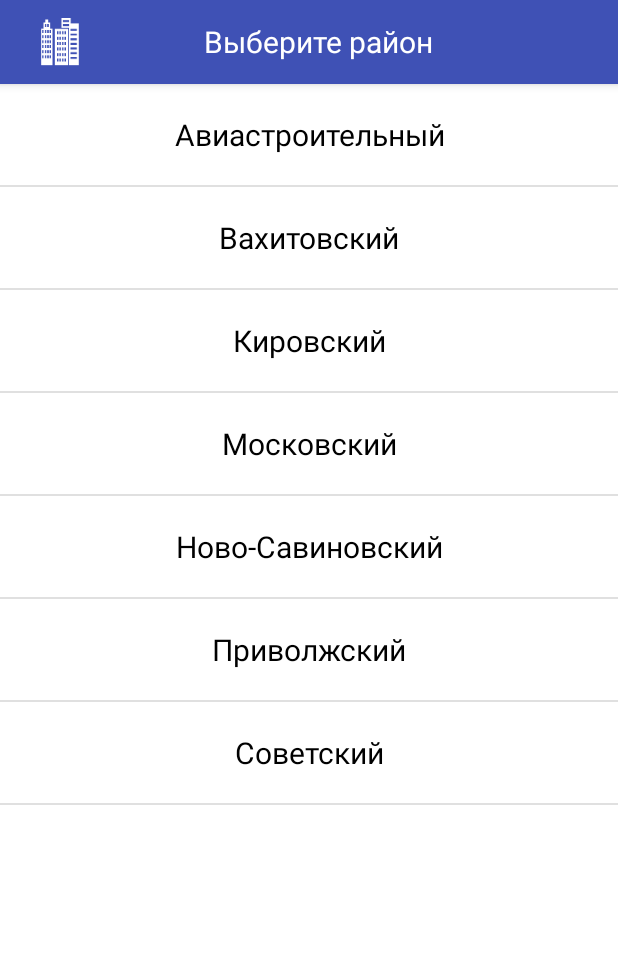
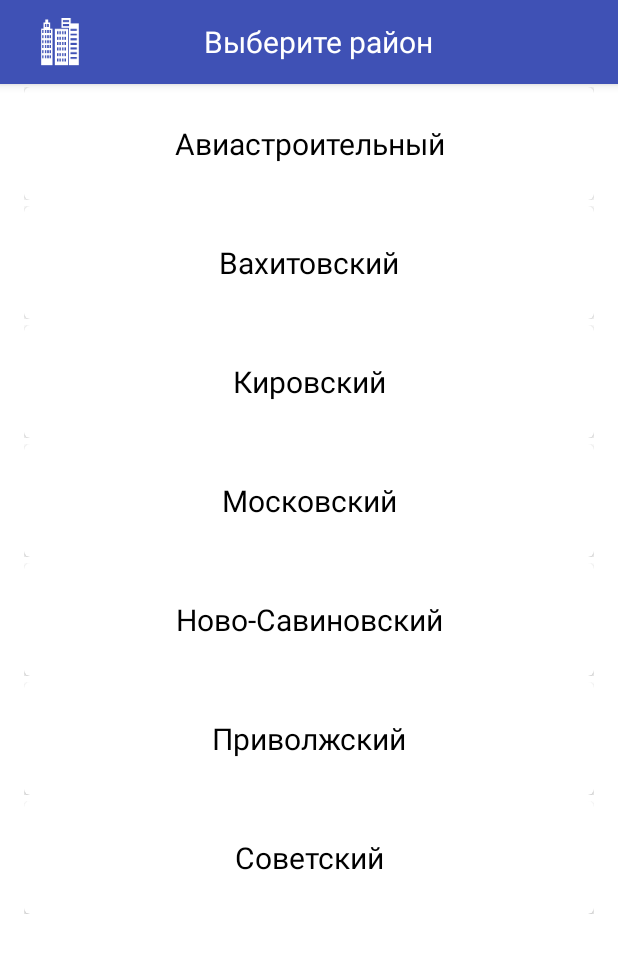
Before and after one commit to ayrat-playground/oxygen, an Android app: the screen it shows after launch (DistrictActivity), on a phone screen of 412 x 824 dp. Shown: the top 953 px of the screen. Run offline under Robolectric (Android 15) with nearby library versions, the phone set to English and light mode, and no system bars.

Commit message:
В выборе районов ListView изменен на RecycleView с CardView

```diff
--- a/app/src/main/java/com/badykov/ayrat/swkazan/DistrictActivity.java
+++ b/app/src/main/java/com/badykov/ayrat/swkazan/DistrictActivity.java
@@ -4,6 +4,8 @@ import android.content.Intent;
 import android.support.v7.app.ActionBar;
 import android.support.v7.app.ActionBarActivity;
 import android.os.Bundle;
+import android.support.v7.widget.LinearLayoutManager;
+import android.support.v7.widget.RecyclerView;
 import android.view.LayoutInflater;
 import android.view.View;
 import android.view.ViewGroup;
@@ -21,7 +23,9 @@ public class DistrictActivity extends ActionBarActivity {
 
 
     private static final String[] districtNames={"Авиастроительный","Вахитовский","Кировский","Московский","Ново-Савиновский","Приволжский","Советский"};
-    private ListView toPopulateWithDisticts;
+    private RecyclerView recyclerViewtoShowCardsOfDistricts;
+    private RecyclerView.Adapter adapterForRecyclerView;
+    private RecyclerView.LayoutManager layoutManagerForRecyclerView;
 
 
     @Override
@@ -30,9 +34,30 @@ public class DistrictActivity extends ActionBarActivity {
 
         setContentView(R.layout.activity_district);
 
-        populateListviewWithDistricts();
-        setOnListViewItemClickAction();
+
         customizeActionBar();
+        setRecyclerView();
+        setOnRecyclerViewClick();
+
+    }
+
+    private void setRecyclerView(){
+
+
+        recyclerViewtoShowCardsOfDistricts = (RecyclerView) findViewById(R.id.district_recycler_view);
+
+        // use this setting to improve performance if you know that changes
+        // in content do not change the layout size of the RecyclerView
+        recyclerViewtoShowCardsOfDistricts.setHasFixedSize(true);
+
+        // use a linear layout manager
+        layoutManagerForRecyclerView = new LinearLayoutManager(this);
+        recyclerViewtoShowCardsOfDistricts.setLayoutManager(layoutManagerForRecyclerView);
+
+        // specify an adapter (see also next example)
+
+        adapterForRecyclerView = new SimpleStringRecycleViewAdapter(districtNames);
+        recyclerViewtoShowCardsOfDistricts.setAdapter(adapterForRecyclerView);
 
     }
     private void customizeActionBar(){
@@ -65,45 +90,26 @@ public class DistrictActivity extends ActionBarActivity {
 
     }
 
-    private void populateListviewWithDistricts(){
+    private void setOnRecyclerViewClick(){
+        recyclerViewtoShowCardsOfDistricts.addOnItemTouchListener(
+                new RecyclerItemClickListener(this, new RecyclerItemClickListener.OnItemClickListener() {
+                    @Override public void onItemClick(View view, int position) {
+                        Intent intent = new Intent(DistrictActivity.this, SportActivity.class);
+                        String clickedDistrictName =districtNames[position];
+                        intent.putExtra("DistrictName",clickedDistrictName);
+                        DistrictActivity.this.startActivity(intent);
 
-        toPopulateWithDisticts = (ListView) findViewById(R.id.list_view);
-
-        ArrayList<String> districtNamesAsArray=getArrayListFromStringArray(districtNames);
-
-        OneLineStringAdapter sa= new OneLineStringAdapter(this,R.layout.simpletextitem, districtNamesAsArray);
-
-        toPopulateWithDisticts.setAdapter(sa);
-
-    }
-
-    private void setOnListViewItemClickAction(){
-
-        toPopulateWithDisticts.setOnItemClickListener(new AdapterView.OnItemClickListener() {
-
-            @Override
-            public void onItemClick(AdapterView<?> parent, View view,
-                                    int position, long id) {
-                Intent intent = new Intent(DistrictActivity.this, SportActivity.class);
-                String clickedDistrictName =(String) parent.getItemAtPosition(position);
-                intent.putExtra("DistrictName",clickedDistrictName);
-                DistrictActivity.this.startActivity(intent);
-
-
-            }
-
-        });
+                    }
+                })
+        );
 
     }
 
 
 
 
-    private ArrayList<String> getArrayListFromStringArray(String[] stringArray){
+   /* */
 
-       return  new ArrayList<String>(Arrays.asList(stringArray));
-
-    }
 
 
 
--- a/app/src/main/java/com/badykov/ayrat/swkazan/GroundActivity.java
+++ b/app/src/main/java/com/badykov/ayrat/swkazan/GroundActivity.java
@@ -41,7 +41,7 @@ public class GroundActivity extends ActionBarActivity {
 
         // specify an adapter (see also next example)
         String[] data={"Rocknroll", "Rock","Punk"};
-        adapterForRecyclerView = new GroundRecycleViewAdapter(data);
+        adapterForRecyclerView = new SimpleStringRecycleViewAdapter(data);
         recyclerViewtoShowCardsOfGrounds.setAdapter(adapterForRecyclerView);
 
     }
--- a/app/src/main/java/com/badykov/ayrat/swkazan/GroundRecycleViewAdapter.java
+++ b/app/src/main/java/com/badykov/ayrat/swkazan/SimpleStringRecycleViewAdapter.java
@@ -10,7 +10,7 @@ import android.widget.TextView;
 /**
  * Created by ayrat on 2/23/15.
  */
-public class GroundRecycleViewAdapter extends RecyclerView.Adapter<GroundRecycleViewAdapter.ViewHolder> {
+public class SimpleStringRecycleViewAdapter extends RecyclerView.Adapter<SimpleStringRecycleViewAdapter.ViewHolder> {
 
     private String[] mDataset;
 
@@ -21,20 +21,20 @@ public class GroundRecycleViewAdapter extends RecyclerView.Adapter<GroundRecycle
         public ViewHolder(View v) {
             super(v);
             mCardView = (CardView)v.findViewById(R.id.card_view);
-            mTextView=(TextView)mCardView.findViewById(R.id.info_text);
+            mTextView=(TextView)mCardView.findViewById(R.id.text);
         }
 
     }
 
-    public GroundRecycleViewAdapter(String[] myDataset) {
+    public SimpleStringRecycleViewAdapter(String[] myDataset) {
         mDataset = myDataset;
     }
 
     @Override
-    public GroundRecycleViewAdapter.ViewHolder onCreateViewHolder(ViewGroup parent,
+    public SimpleStringRecycleViewAdapter.ViewHolder onCreateViewHolder(ViewGroup parent,
                                                    int viewType) {
 
-        View v = LayoutInflater.from(parent.getContext()).inflate(R.layout.ground_card, parent,false);
+        View v = LayoutInflater.from(parent.getContext()).inflate(R.layout.district_card, parent,false);
 
 
         ViewHolder vh = new ViewHolder(v);
--- a/app/src/main/java/com/badykov/ayrat/swkazan/SportActivity.java
+++ b/app/src/main/java/com/badykov/ayrat/swkazan/SportActivity.java
@@ -31,8 +31,8 @@ public class SportActivity extends ActionBarActivity {
         super.onCreate(savedInstanceState);
         setContentView(R.layout.activity_sports);
         setDistrictName();
+        customizeActionBar();
         setRecyclerView();
-        customizeActionBar();
         setOnRecyclerViewClick();
 
     }
--- a/app/src/main/res/layout/activity_district.xml
+++ b/app/src/main/res/layout/activity_district.xml
@@ -4,13 +4,14 @@
     android:orientation="vertical"
     android:layout_width="match_parent"
     android:layout_height="match_parent"
-    android:label="Выберите район"
     android:theme="@style/Theme.MyTheme">
 
 
-    <ListView android:id="@+id/list_view"
+    <android.support.v7.widget.RecyclerView
+        android:id="@+id/district_recycler_view"
+        android:scrollbars="vertical"
         android:layout_width="match_parent"
         android:layout_height="match_parent"
-        android:footerDividersEnabled="true" />
+        />
 
 </LinearLayout>
--- /dev/null
+++ b/app/src/main/res/layout/district_card.xml
@@ -0,0 +1,29 @@
+<?xml version="1.0" encoding="utf-8"?>
+<LinearLayout
+    xmlns:android="http://schemas.android.com/apk/res/android"
+    android:layout_width="match_parent"
+    android:layout_height="wrap_content"
+    android:orientation="vertical"
+    android:paddingLeft="@dimen/activity_horizontal_margin"
+    android:paddingRight="@dimen/activity_horizontal_margin"
+    android:paddingTop="2dip"
+    android:paddingBottom="2dip">
+
+    <android.support.v7.widget.CardView
+        xmlns:android="http://schemas.android.com/apk/res/android"
+        xmlns:card_view="http://schemas.android.com/apk/res-auto"
+        android:id="@+id/card_view"
+        android:layout_gravity="center"
+        android:layout_width="match_parent"
+        android:layout_height="75dip"
+        card_view:cardCornerRadius="4dip">
+
+        <TextView
+            android:id="@+id/text"
+            android:layout_width="match_parent"
+            android:layout_height="match_parent"
+            android:gravity="center"
+            android:textSize="20dp"
+            android:textAppearance="@style/Style.Item"/>
+    </android.support.v7.widget.CardView>
+</LinearLayout>
--- a/app/src/main/res/layout/ground_card.xml
+++ b/app/src/main/res/layout/ground_card.xml
@@ -19,7 +19,7 @@ android:paddingBottom="@dimen/activity_vertical_margin">
     card_view:cardCornerRadius="4dip">
 
     <TextView
-        android:id="@+id/info_text"
+        android:id="@+id/text"
         android:layout_width="match_parent"
         android:layout_height="match_parent" />
 </android.support.v7.widget.CardView>
```
Also changed, not shown: 1 other file.
